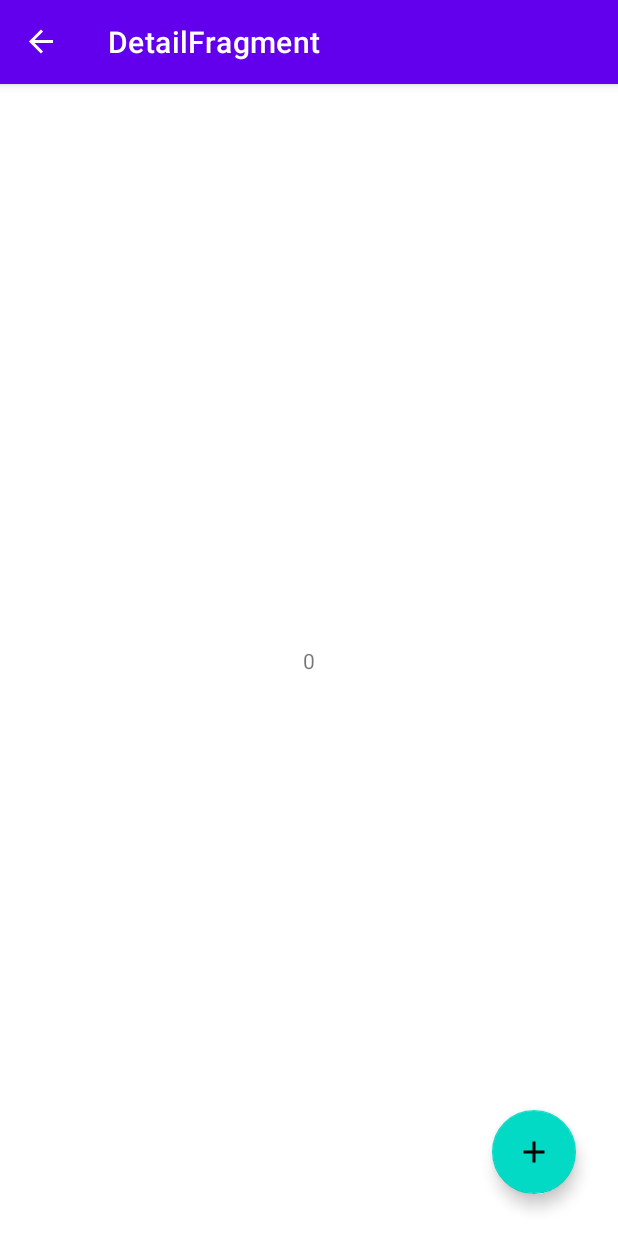
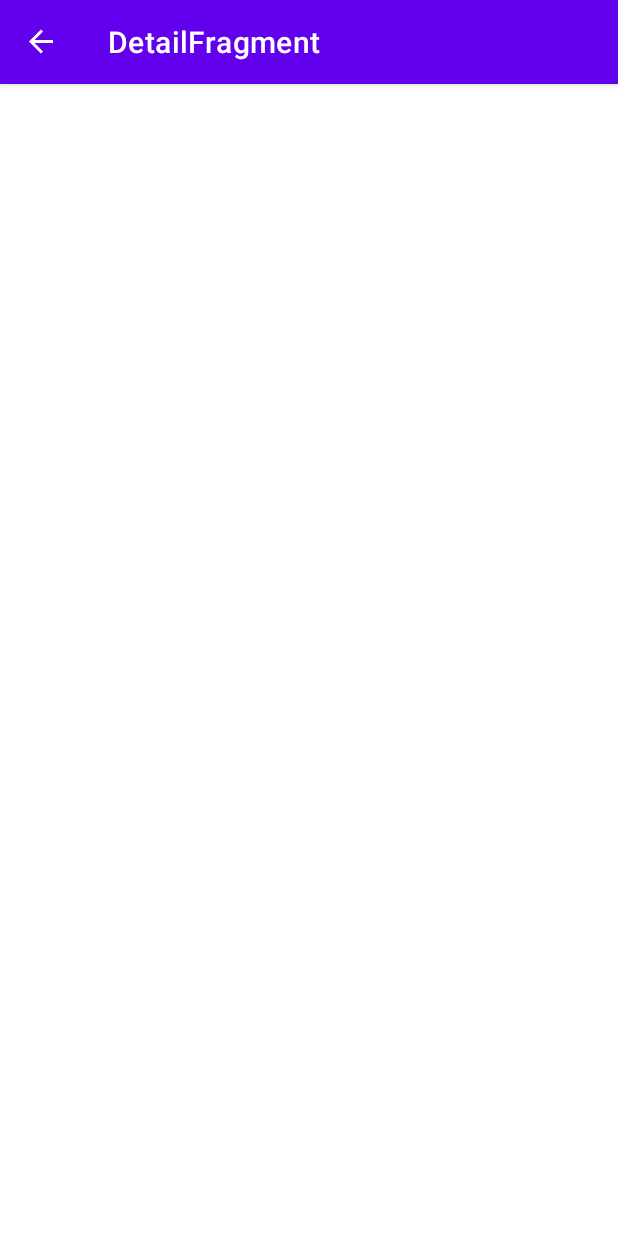
Before and after one commit to anandalukman33/Android_Jetpack_Masterclass_in_Kotlin, an Android app: the DetailFragment screen opened through its navigation route, on a phone screen of 412 x 824 dp. Run offline under Robolectric (Android 15) with nearby library versions, the phone set to English and light mode, and no system bars; our stand-ins replace data binding, navigation-ui.

Commit message:
clean up dari praktek, yg dihapus itu nanti digunakan untuk cara yang berbeda.

```diff
--- a/app/src/main/java/com/example/appudemyanteraja/view/DetailFragment.kt
+++ b/app/src/main/java/com/example/appudemyanteraja/view/DetailFragment.kt
@@ -26,12 +26,6 @@ class DetailFragment : Fragment() {
 
         arguments?.let {
             dogUuid = DetailFragmentArgs.fromBundle(it).dogUuid
-            tv_fragment_detail.text = dogUuid.toString()
-        }
-
-        float_detail.setOnClickListener {
-            val jumpAction = DetailFragmentDirections.actionDetailFragmentToListFragment()
-            Navigation.findNavController(it).navigate(jumpAction)
         }
     }
 }
--- a/app/src/main/java/com/example/appudemyanteraja/view/ListFragment.kt
+++ b/app/src/main/java/com/example/appudemyanteraja/view/ListFragment.kt
@@ -18,13 +18,4 @@ class ListFragment : Fragment() {
     ): View? {
         return inflater.inflate(R.layout.fragment_list, container, false)
     }
-
-    override fun onViewCreated(view: View, savedInstanceState: Bundle?) {
-        super.onViewCreated(view, savedInstanceState)
-        float_list.setOnClickListener {
-            val jumpAction = ListFragmentDirections.actionListFragmentToDetailFragment()
-            jumpAction.dogUuid = 5
-            Navigation.findNavController(it).navigate(jumpAction)
-        }
-    }
 }
--- a/app/src/main/res/layout/fragment_detail.xml
+++ b/app/src/main/res/layout/fragment_detail.xml
@@ -8,25 +8,5 @@
         android:layout_height="match_parent"
         tools:context=".view.DetailFragment">
 
-        <com.google.android.material.floatingactionbutton.FloatingActionButton
-            android:id="@+id/float_detail"
-            android:layout_width="wrap_content"
-            android:layout_height="wrap_content"
-            android:layout_marginRight="20dp"
-            android:layout_marginBottom="20dp"
-            android:clickable="true"
-            app:layout_constraintBottom_toBottomOf="parent"
-            app:layout_constraintEnd_toEndOf="parent"
-            app:srcCompat="@drawable/add_icon" />
-
-        <TextView
-            android:id="@+id/tv_fragment_detail"
-            android:layout_width="wrap_content"
-            android:layout_height="wrap_content"
-            android:text="fragmentDetail"
-            app:layout_constraintBottom_toBottomOf="parent"
-            app:layout_constraintEnd_toEndOf="parent"
-            app:layout_constraintStart_toStartOf="parent"
-            app:layout_constraintTop_toTopOf="parent" />
     </androidx.constraintlayout.widget.ConstraintLayout>
 </layout>
```
Also changed, not shown: app/src/main/res/layout/fragment_list.xml (+0 -21 lines).
